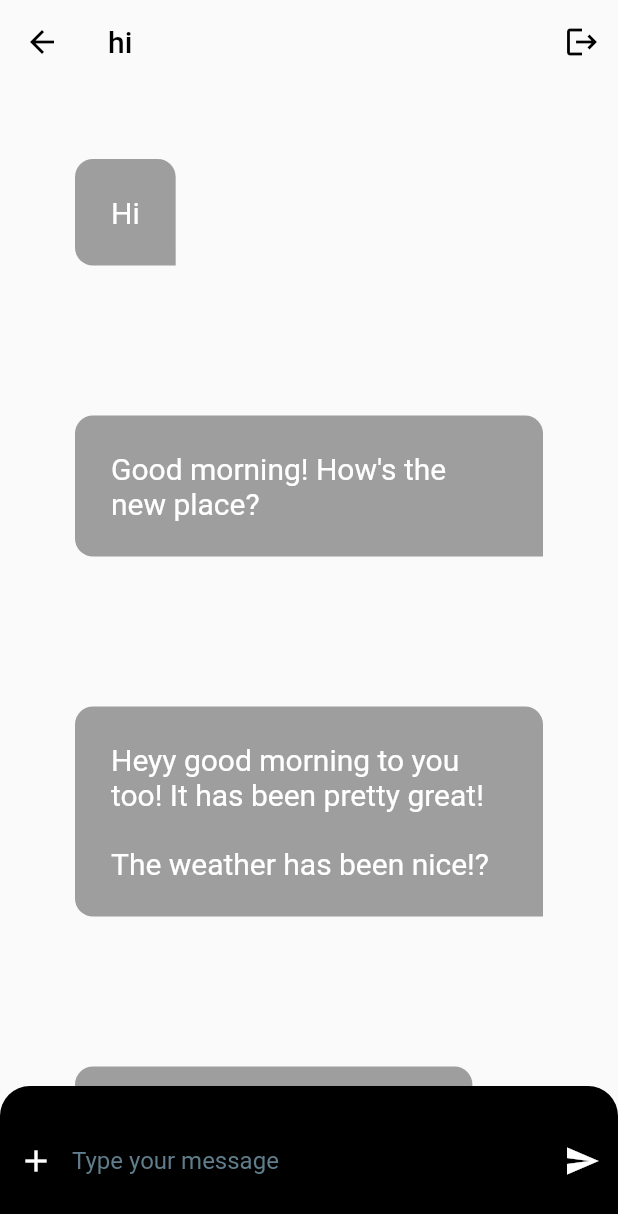
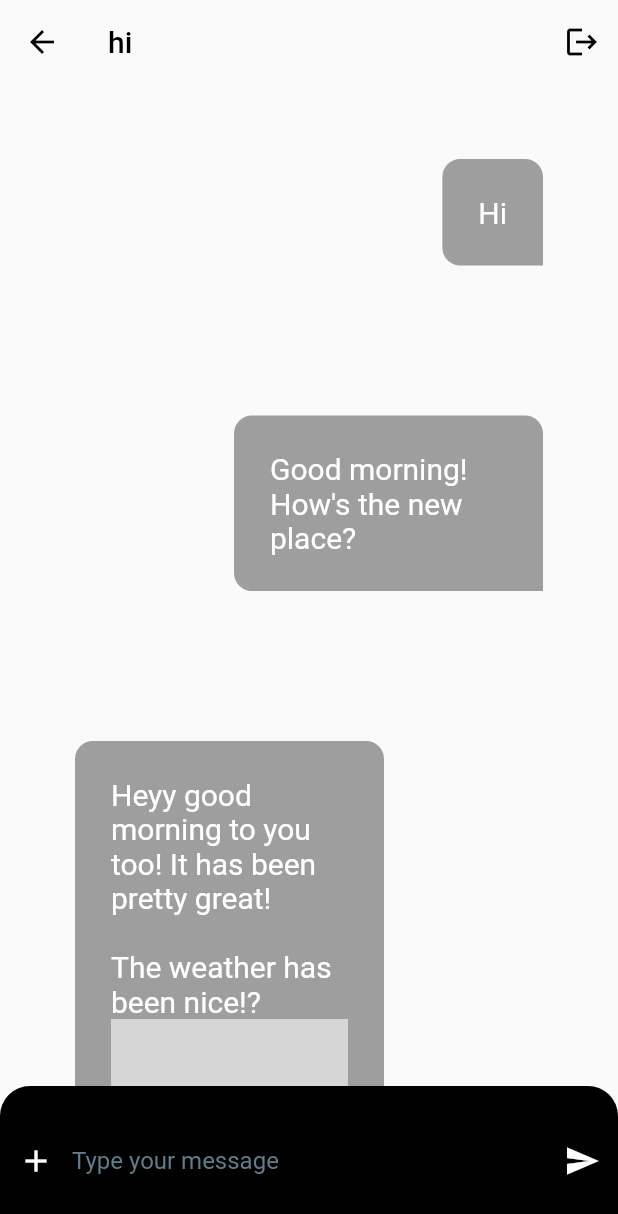
Before and after one commit to BadonDuke/chat_app, a Flutter app: the ChatPage screen opened directly with empty values, on a phone screen of 412 x 824 dp. Shown: the top 1214 px of the screen. Run offline on Flutter 3.47's test engine with Material 2 defaults, Android fonts, the light colour scheme and no system bars; our stand-ins replace google_fonts; missing offline and left inert: social_media_buttons; network calls fail; grey boxes are pictures that could not be loaded.

Commit message:
improving ui with box constraints

```diff
--- a/lib/Chat_Page.dart
+++ b/lib/Chat_Page.dart
@@ -55,7 +55,7 @@ _loadInitialMessages() async {
             child: ListView.builder(
               itemCount: _messages.length,
               itemBuilder: (context, index){
-              return ChatBubble(alignment: _messages[index].author.userName == 'dukebadon' ? Alignment.centerRight : Alignment.centerLeft,
+              return ChatBubble(alignment: _messages[index].author.userName == 'Dukieboi' ? Alignment.centerRight : Alignment.centerLeft,
               entity: _messages[index]);
             }),
             // child: ListView(
--- a/lib/models/chat_message_enity.dart
+++ b/lib/models/chat_message_enity.dart
@@ -7,7 +7,7 @@ class ChatMessageEntity{
 
   ChatMessageEntity({required this.text, this. imageUrl, required this.id, required this.createdAt, required this.author});
   factory ChatMessageEntity.fromJson(Map<String, dynamic> json){
-    return ChatMessageEntity(text: json['text'],imageUrl: json['imageUrl'], id: json['id'], createdAt: json['createdAt'], author: Author.fromJson(json['author']));
+    return ChatMessageEntity(text: json['text'],imageUrl: json['image'], id: json['id'], createdAt: json['createdAt'], author: Author.fromJson(json['author']));
   }
 
 }
--- a/lib/widgets/chat_bubble.dart
+++ b/lib/widgets/chat_bubble.dart
@@ -12,6 +12,7 @@ class ChatBubble extends StatelessWidget {
     return Align(
                   alignment: alignment,
                   child: Container(
+                    constraints: BoxConstraints(maxWidth: MediaQuery.of(context).size.width * 0.5),
                     padding: EdgeInsets.all(24),
                     child: Column(
                       mainAxisSize: MainAxisSize.min,
```
